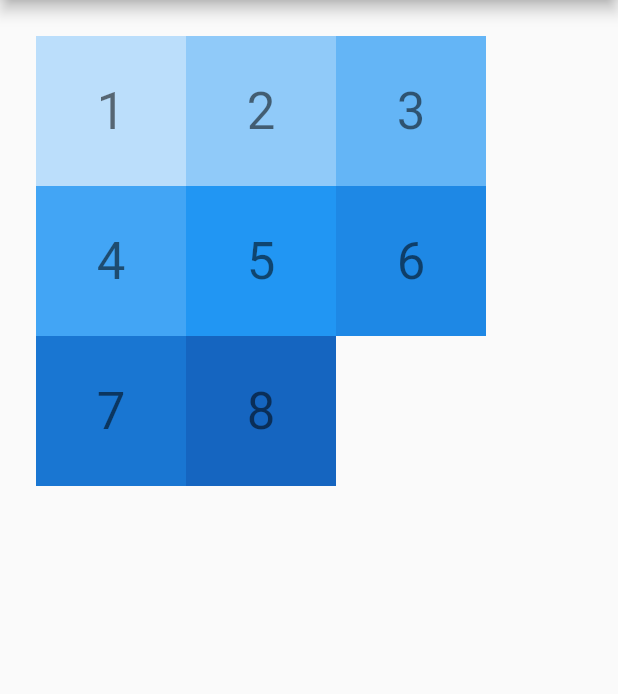
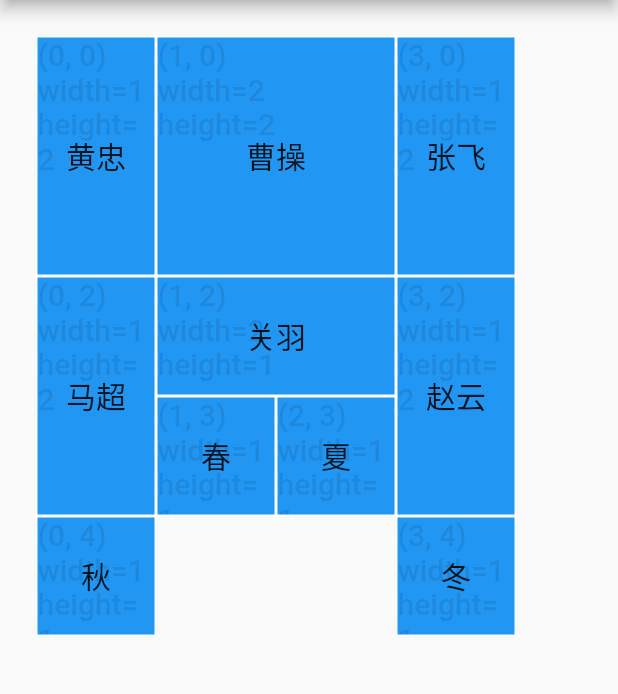
Before and after one commit to h65wang/slide-puzzle-challenge, a Flutter app: the screen it shows after launch, on a phone screen of 412 x 824 dp, the part 84-778 px from its top. Run offline on Flutter 3.47's test engine with Material 2 defaults, Android fonts, the phone set to English and light mode, and no system bars.

Commit message:
Stream 2: Implement a basic unblocking puzzle

```diff
--- a/lib/main.dart
+++ b/lib/main.dart
@@ -19,6 +19,8 @@
   }
 }
 
+double gridSize = 80;
+
 class MyHomePage extends StatefulWidget {
   const MyHomePage({Key? key}) : super(key: key);
 
@@ -27,34 +29,35 @@
 }
 
 class _MyHomePageState extends State<MyHomePage> {
-  final Map<int, Offset> _gameState = {
-    1: const Offset(0.0, 0.0),
-    2: const Offset(1.0, 0.0),
-    3: const Offset(2.0, 0.0),
-    4: const Offset(0.0, 1.0),
-    5: const Offset(1.0, 1.0),
-    6: const Offset(2.0, 1.0),
-    7: const Offset(0.0, 2.0),
-    8: const Offset(1.0, 2.0),
-  };
+  final List<Piece> _pieces = [
+    Piece(label: '黄忠', width: 1, height: 2, x: 0, y: 0),
+    Piece(label: '曹操', width: 2, height: 2, x: 1, y: 0),
+    Piece(label: '张飞', width: 1, height: 2, x: 3, y: 0),
+    Piece(label: '马超', width: 1, height: 2, x: 0, y: 2),
+    Piece(label: '关羽', width: 2, height: 1, x: 1, y: 2),
+    Piece(label: '赵云', width: 1, height: 2, x: 3, y: 2),
+    Piece(label: '春', width: 1, height: 1, x: 1, y: 3),
+    Piece(label: '夏', width: 1, height: 1, x: 2, y: 3),
+    Piece(label: '秋', width: 1, height: 1, x: 0, y: 4),
+    Piece(label: '冬', width: 1, height: 1, x: 3, y: 4),
+  ];
 
   @override
   Widget build(BuildContext context) {
     final List<Widget> children = [];
 
-    for (int i = 1; i < 9; i++) {
-      final Offset offset = _gameState[i]! * 100;
+    for (final p in _pieces) {
       children.add(
         AnimatedPositioned(
-          duration: const Duration(milliseconds: 500),
-          left: offset.dx,
-          top: offset.dy,
-          child: Piece(
-            index: i,
-            onSwipeLeft: () => _move(i, const Offset(-1, 0)),
-            onSwipeRight: () => _move(i, const Offset(1, 0)),
-            onSwipeUp: () => _move(i, const Offset(0, -1)),
-            onSwipeDown: () => _move(i, const Offset(0, 1)),
+          duration: const Duration(milliseconds: 200),
+          left: p.x * gridSize,
+          top: p.y * gridSize,
+          child: BoardPiece(
+            piece: p,
+            onSwipeLeft: () => _move(p, -1, 0),
+            onSwipeRight: () => _move(p, 1, 0),
+            onSwipeUp: () => _move(p, 0, -1),
+            onSwipeDown: () => _move(p, 0, 1),
           ),
         ),
       );
@@ -73,48 +76,95 @@
     );
   }
 
-  _move(int index, Offset offset) {
-    final destination = _gameState[index]! + offset;
-
-    print('Trying to move $index to $destination');
-
-    for (final o in _gameState.values) {
-      if (o == destination) {
-        // setState(() {
-        //   _gameState[index] = _gameState[index]! + offset / 4;
-        //   Future.delayed(const Duration(milliseconds: 100), () {
-        //     setState(() {
-        //       _gameState[index] = _gameState[index]! - offset / 4;
-        //     });
-        //   });
-        // });
-        return;
+  _move(Piece piece, int dx, int dy) {
+    List<Position> occupied = [];
+    for (final p in _pieces) {
+      if (p.label == piece.label) {
+        continue; // self
       }
+      occupied.addAll(p.spots);
     }
 
-    if (destination.dx < 0 || destination.dx > 2) return;
-    if (destination.dy < 0 || destination.dy > 2) return;
+    final destSpots = Piece.occupying(
+      piece.x + dx,
+      piece.y + dy,
+      piece.width,
+      piece.height,
+    );
 
-    setState(() => _gameState[index] = destination);
+    print(
+        'Trying to move ${piece.label} with spots ${piece.spots.join()} to $destSpots');
+
+    final collision = destSpots.any(occupied.contains);
+
+    if (collision) {
+      print('collision');
+      return;
+    }
+
+    setState(() {
+      piece.x = piece.x + dx;
+      piece.y = piece.y + dy;
+    });
   }
 }
 
-class Piece extends StatelessWidget {
+class Position {
+  final int x;
+  final int y;
+
+  const Position(this.x, this.y);
+
+  @override
+  bool operator ==(Object? other) =>
+      identical(this, other) ||
+      other is Position &&
+          runtimeType == other.runtimeType &&
+          x == other.x &&
+          y == other.y;
+
+  @override
+  String toString() => 'Position($x, $y)';
+}
+
+class Piece {
+  final String label; // 曹
+  final int width, height;
+  int x, y;
+
+  Piece({
+    required this.label,
+    required this.width,
+    required this.height,
+    required this.x,
+    required this.y,
+  });
+
+  List<Position> get spots => occupying(x, y, width, height);
+
+  static List<Position> occupying(int x, int y, int width, int height) {
+    return [
+      for (int i = 0; i < width; i++)
+        for (int j = 0; j < height; j++) Position(x + i, y + j),
+    ];
+  }
+}
+
+class BoardPiece extends StatelessWidget {
+  final Piece piece;
   final VoidCallback onSwipeLeft;
   final VoidCallback onSwipeRight;
   final VoidCallback onSwipeUp;
   final VoidCallback onSwipeDown;
 
-  const Piece({
+  const BoardPiece({
     Key? key,
-    required this.index,
+    required this.piece,
     required this.onSwipeLeft,
     required this.onSwipeRight,
     required this.onSwipeUp,
     required this.onSwipeDown,
   }) : super(key: key);
-
-  final int index;
 
   @override
   Widget build(BuildContext context) {
@@ -132,14 +182,32 @@
         }
       },
       child: Container(
-        width: 100,
-        height: 100,
-        color: Colors.blue[index * 100],
-        child: Center(
-          child: Text(
-            '$index',
-            style: Theme.of(context).textTheme.headline4,
+        width: piece.width * gridSize,
+        height: piece.height * gridSize,
+        decoration: BoxDecoration(
+          color: Colors.blue,
+          border: Border.all(
+            color: Colors.white,
+            width: 1,
           ),
+        ),
+        child: Stack(
+          children: [
+            Center(
+              child: Text(
+                piece.label,
+                style: Theme.of(context).textTheme.headline6,
+              ),
+            ),
+            Opacity(
+              opacity: 0.1,
+              child: Text(
+                '(${piece.x}, ${piece.y})\n'
+                'width=${piece.width}\nheight=${piece.height}',
+                style: Theme.of(context).textTheme.headline6,
+              ),
+            )
+          ],
         ),
       ),
     );
```
